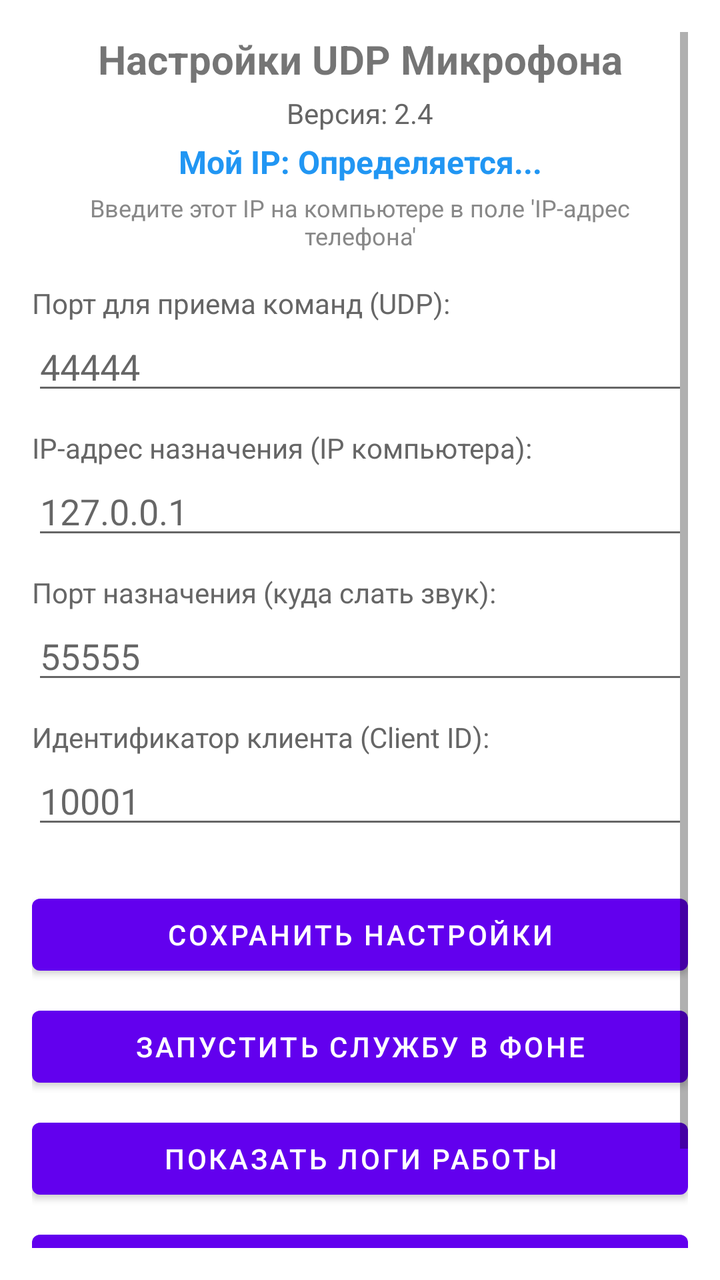
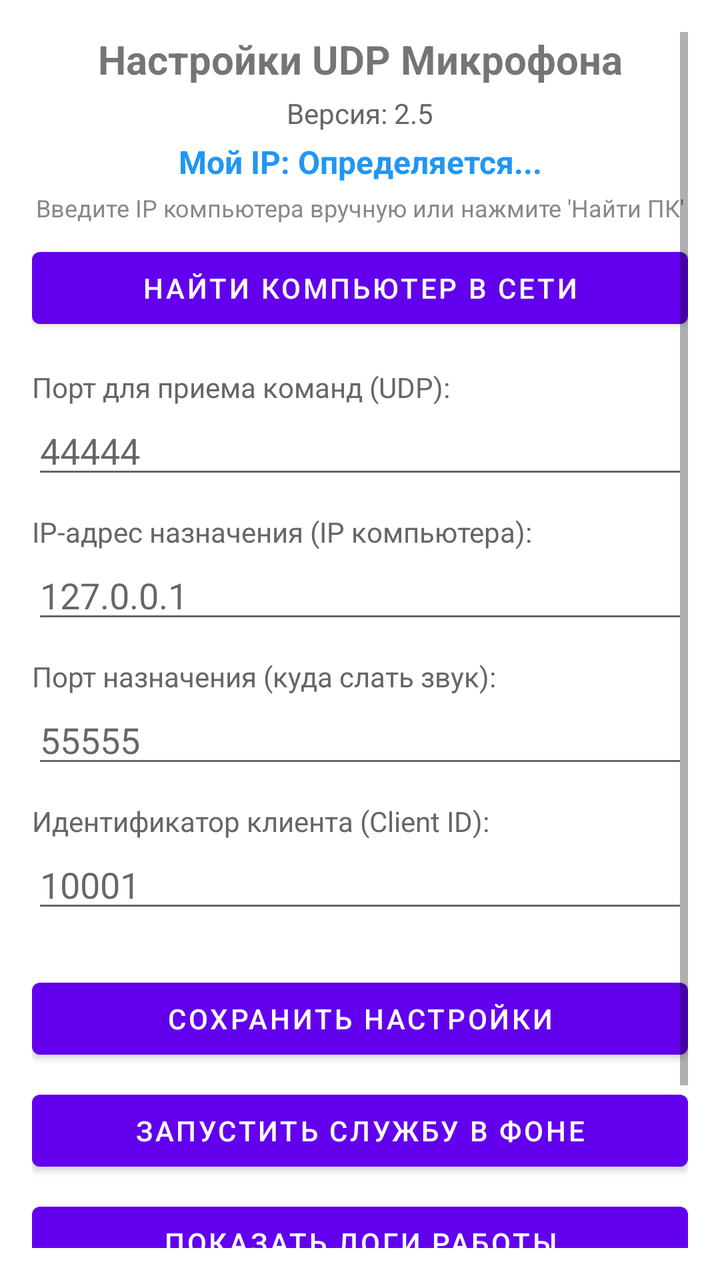

The first picture is an Android layout as it rendered before a commit; the second is the same layout after the commit. The layout source and the unified diff follow.
<!-- AndroidManifest.xml: application theme Theme.AndroidUdpMic -->
<!-- res/layout/activity_main.xml -->
<?xml version="1.0" encoding="utf-8"?>
<ScrollView xmlns:android="http://schemas.android.com/apk/res/android"
    android:layout_width="match_parent"
    android:layout_height="match_parent"
    android:padding="16dp">

    <LinearLayout
        android:layout_width="match_parent"
        android:layout_height="wrap_content"
        android:orientation="vertical">

        <TextView
            android:layout_width="match_parent"
            android:layout_height="wrap_content"
            android:text="Настройки UDP Микрофона"
            android:textSize="20sp"
            android:textStyle="bold"
            android:gravity="center"
            android:layout_marginBottom="4dp"/>

        <TextView
            android:id="@+id/tvVersion"
            android:layout_width="match_parent"
            android:layout_height="wrap_content"
            android:text="Версия: 2.4"
            android:textSize="14sp"
            android:textColor="#666666"
            android:gravity="center"
            android:layout_marginBottom="4dp"/>

        <TextView
            android:id="@+id/tvIpAddress"
            android:layout_width="match_parent"
            android:layout_height="wrap_content"
            android:text="Мой IP: Определяется..."
            android:textSize="16sp"
            android:textStyle="bold"
            android:textColor="#2196F3"
            android:gravity="center"
            android:layout_marginBottom="4dp"/>

        <TextView
            android:id="@+id/tvPcIpHint"
            android:layout_width="match_parent"
            android:layout_height="wrap_content"
            android:text="Введите этот IP на компьютере в поле 'IP-адрес телефона'"
            android:textSize="12sp"
            android:textColor="#888888"
            android:gravity="center"
            android:layout_marginBottom="16dp"/>

        <TextView
            android:layout_width="match_parent"
            android:layout_height="wrap_content"
            android:text="Порт для приема команд (UDP):"
            android:textSize="14sp"
            android:textColor="#666666" />
        <EditText
            android:id="@+id/etCmdPort"
            android:layout_width="match_parent"
            android:layout_height="wrap_content"
            android:hint="44444"
            android:inputType="number"
            android:layout_marginBottom="12dp" />

        <TextView
            android:layout_width="match_parent"
            android:layout_height="wrap_content"
            android:text="IP-адрес назначения (IP компьютера):"
            android:textSize="14sp"
            android:textColor="#666666" />
        <EditText
            android:id="@+id/etTargetIp"
            android:layout_width="match_parent"
            android:layout_height="wrap_content"
            android:hint="127.0.0.1"
            android:inputType="text"
            android:layout_marginBottom="12dp" />

        <TextView
            android:layout_width="match_parent"
            android:layout_height="wrap_content"
            android:text="Порт назначения (куда слать звук):"
            android:textSize="14sp"
            android:textColor="#666666" />
        <EditText
            android:id="@+id/etTargetPort"
            android:layout_width="match_parent"
            android:layout_height="wrap_content"
            android:hint="55555"
            android:inputType="number"
            android:layout_marginBottom="12dp" />
            
        <TextView
            android:layout_width="match_parent"
            android:layout_height="wrap_content"
            android:text="Идентификатор клиента (Client ID):"
            android:textSize="14sp"
            android:textColor="#666666" />
        <EditText
            android:id="@+id/etClientId"
            android:layout_width="match_parent"
            android:layout_height="wrap_content"
            android:hint="10001"
            android:inputType="number"
            android:layout_marginBottom="24dp" />

        <Button
            android:id="@+id/btnSave"
            android:layout_width="match_parent"
            android:layout_height="wrap_content"
            android:text="СОХРАНИТЬ НАСТРОЙКИ"
            android:layout_marginBottom="8dp"/>

        <Button
            android:id="@+id/btnStartService"
            android:layout_width="match_parent"
            android:layout_height="wrap_content"
            android:text="ЗАПУСТИТЬ СЛУЖБУ В ФОНЕ"
            android:layout_marginBottom="8dp"/>

        <Button
            android:id="@+id/btnLogs"
            android:layout_width="match_parent"
            android:layout_height="wrap_content"
            android:text="ПОКАЗАТЬ ЛОГИ РАБОТЫ"
            android:layout_marginBottom="8dp"/>

        <Button
            android:id="@+id/btnDownloadApk"
            android:layout_width="match_parent"
            android:layout_height="wrap_content"
            android:text="СКАЧАТЬ APK С GITHUB"
            android:layout_marginBottom="16dp"/>

        <TextView
            android:id="@+id/tvStatus"
            android:layout_width="match_parent"
            android:layout_height="wrap_content"
            android:text="Статус: Ожидание"
            android:textSize="16sp"
            android:textStyle="bold"
            android:textColor="#000000" />

    </LinearLayout>
</ScrollView>
<!-- resources referenced by this layout -->
<resources>
  <style name="Theme.AndroidUdpMic" parent="Theme.MaterialComponents.DayNight.DarkActionBar">
          
          <item name="colorPrimary">@color/purple_500</item>
          <item name="colorPrimaryVariant">@color/purple_700</item>
          <item name="colorOnPrimary">@color/white</item>
          
          <item name="colorSecondary">@color/teal_200</item>
          <item name="colorSecondaryVariant">@color/teal_700</item>
          <item name="colorOnSecondary">@color/black</item>
          
          <item name="android:statusBarColor">?attr/colorPrimaryVariant</item>
      </style>
  <color name="purple_500">#FF6200EE</color>
  <color name="purple_700">#FF3700B3</color>
  <color name="white">#FFFFFFFF</color>
  <color name="teal_200">#FF03DAC5</color>
  <color name="teal_700">#FF018786</color>
  <color name="black">#FF000000</color>
</resources>

<!-- the commit's change to res/layout/activity_main.xml (unified diff, before → after) -->
@@ -22,7 +22,7 @@
             android:id="@+id/tvVersion"
             android:layout_width="match_parent"
             android:layout_height="wrap_content"
-            android:text="Версия: 2.4"
+            android:text="Версия: 2.5"
             android:textSize="14sp"
             android:textColor="#666666"
             android:gravity="center"
@@ -43,10 +43,17 @@
             android:id="@+id/tvPcIpHint"
             android:layout_width="match_parent"
             android:layout_height="wrap_content"
-            android:text="Введите этот IP на компьютере в поле 'IP-адрес телефона'"
+            android:text="Введите IP компьютера вручную или нажмите 'Найти ПК'"
             android:textSize="12sp"
             android:textColor="#888888"
             android:gravity="center"
+            android:layout_marginBottom="8dp"/>
+
+        <Button
+            android:id="@+id/btnFindPc"
+            android:layout_width="match_parent"
+            android:layout_height="wrap_content"
+            android:text="НАЙТИ КОМПЬЮТЕР В СЕТИ"
             android:layout_marginBottom="16dp"/>
 
         <TextView
